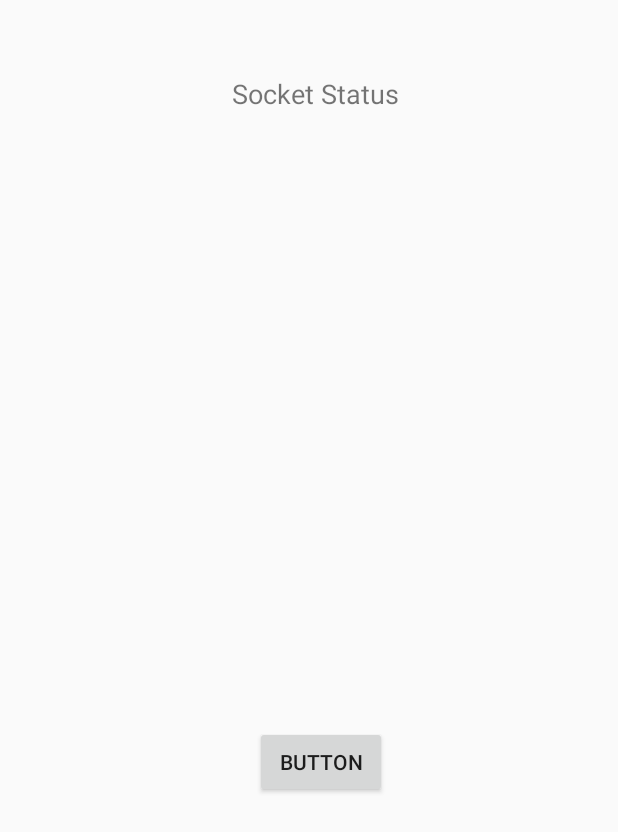
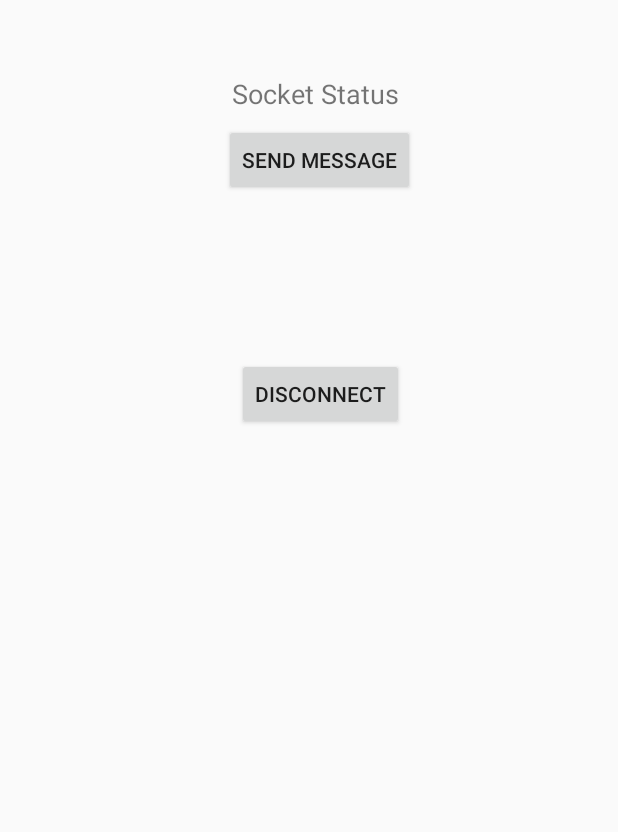
Before and after one commit to rahul-chaube/socketDemoMUC, an Android app: the layout activity_web_socket.xml on its own in the app's theme, with its tools: preview values and no code run, on a phone screen of 412 x 824 dp. Shown: the top 832 px of the screen. Run offline under Robolectric (Android 15) with nearby library versions, the phone set to English and light mode, and no system bars.

Commit message:
Flow change

```diff
--- a/app/src/main/AndroidManifest.xml
+++ b/app/src/main/AndroidManifest.xml
@@ -1,7 +1,7 @@
 <?xml version="1.0" encoding="utf-8"?>
 <manifest xmlns:android="http://schemas.android.com/apk/res/android"
     package="com.rahul.socketmucdemo">
-
+    <uses-permission android:name="android.permission.ACCESS_WIFI_STATE"/>
     <uses-permission android:name="android.permission.INTERNET" />
     <uses-permission android:name="android.permission.WRITE_EXTERNAL_STORAGE" />
 
--- a/app/src/main/java/com/rahul/socketmucdemo/MainActivity.java
+++ b/app/src/main/java/com/rahul/socketmucdemo/MainActivity.java
@@ -1,8 +1,10 @@
 package com.rahul.socketmucdemo;
 
 import android.content.Intent;
+import android.net.wifi.WifiManager;
 import android.support.v7.app.AppCompatActivity;
 import android.os.Bundle;
+import android.text.format.Formatter;
 import android.view.View;
 import android.widget.EditText;
 import android.widget.Toast;
@@ -18,6 +20,9 @@ public class MainActivity extends AppCompatActivity {
         setContentView(R.layout.activity_main);
         editTextAddress=findViewById(R.id.txtAddress);
         editTextPort=findViewById(R.id.editTextPortNumber);
+        WifiManager wifiManager = (WifiManager) getApplicationContext().getSystemService(WIFI_SERVICE);
+        String ipAddress = Formatter.formatIpAddress(wifiManager.getConnectionInfo().getIpAddress());
+        editTextAddress.setText(ipAddress);
 
     }
 
--- a/app/src/main/res/layout/activity_web_socket.xml
+++ b/app/src/main/res/layout/activity_web_socket.xml
@@ -20,19 +20,32 @@
         app:layout_constraintTop_toTopOf="parent" />
 
     <Button
-        android:onClick="sendMeesage"
         android:id="@+id/button3"
         android:layout_width="wrap_content"
         android:layout_height="wrap_content"
         android:layout_marginStart="8dp"
         android:layout_marginTop="8dp"
         android:layout_marginEnd="8dp"
-        android:text="Button"
-        app:layout_constraintBottom_toBottomOf="parent"
+        android:onClick="sendMeesage"
+        android:text="Send Message"
         app:layout_constraintEnd_toEndOf="parent"
         app:layout_constraintHorizontal_bias="0.527"
         app:layout_constraintStart_toStartOf="parent"
-        app:layout_constraintTop_toBottomOf="@+id/socketStatus"
-        app:layout_constraintVertical_bias="0.579" />
+        app:layout_constraintTop_toBottomOf="@+id/socketStatus" />
+
+    <Button
+        android:id="@+id/button4"
+        android:layout_width="wrap_content"
+        android:layout_height="wrap_content"
+        android:layout_marginStart="8dp"
+        android:layout_marginTop="108dp"
+        android:layout_marginEnd="8dp"
+        android:onClick="discountPort"
+        android:text="Disconnect"
+
+        app:layout_constraintEnd_toEndOf="parent"
+        app:layout_constraintHorizontal_bias="0.527"
+        app:layout_constraintStart_toStartOf="parent"
+        app:layout_constraintTop_toBottomOf="@+id/button3" />
 
 </android.support.constraint.ConstraintLayout>
```
Also changed, not shown: app/src/main/java/com/rahul/socketmucdemo/WebSocket.java (+50 -16 lines).
